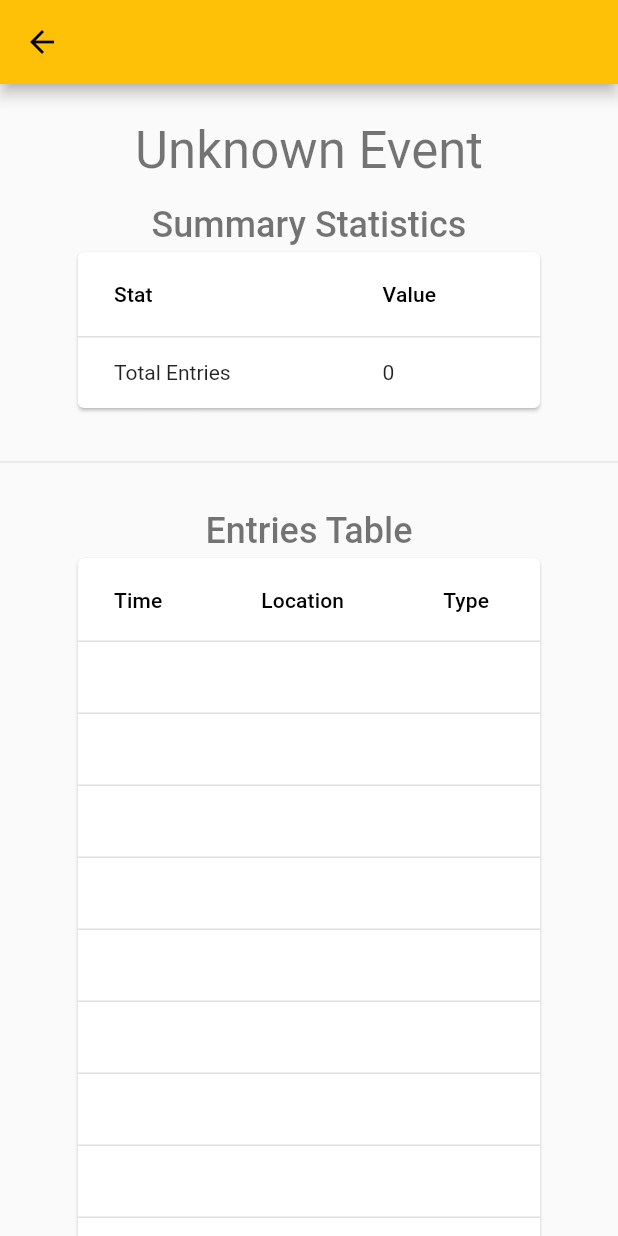
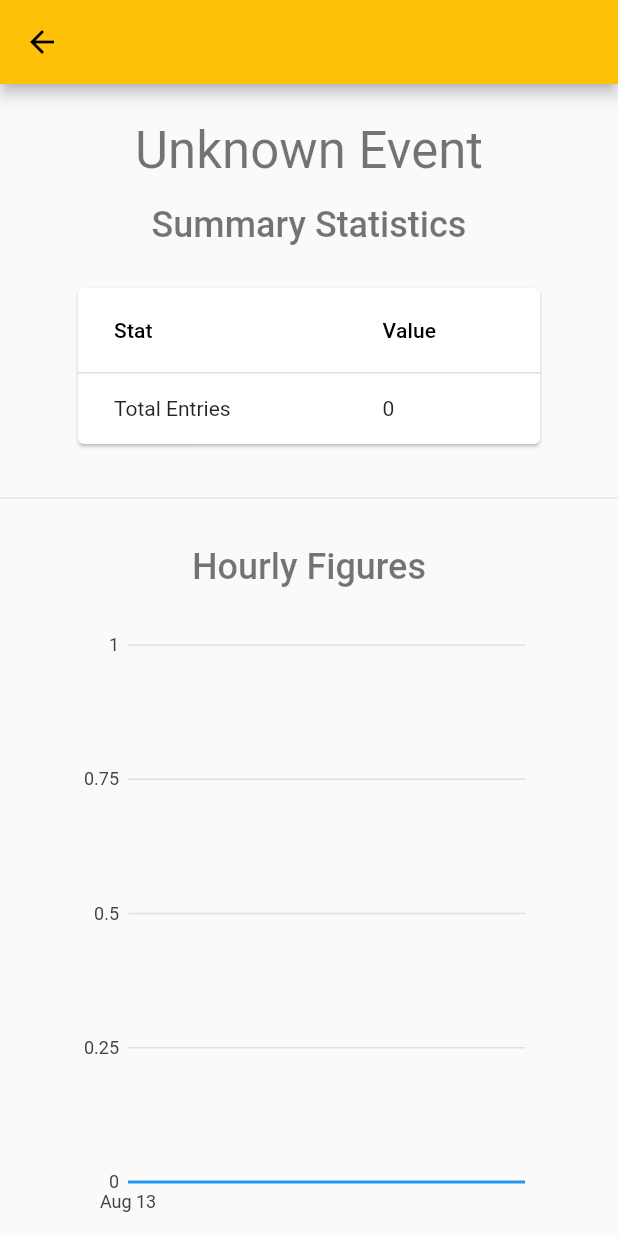
Before and after one commit to ImperialOctopus/people-counter, a Flutter app: the screen it shows after launch, after a tap on the "arrow forward" icon, after a tap on "Stats", on a phone screen of 412 x 824 dp. Run offline on Flutter 3.47's test engine with Material 2 defaults, Android fonts, the phone set to English and light mode, and no system bars; our stand-ins replace cloud_firestore, equatable, firebase_core, flutter_bloc; accounts and stored records are empty.

Commit message:
Add stats screen chart

```diff
--- a/lib/model/entries_chart_point.dart
+++ b/lib/model/entries_chart_point.dart
@@ -1,6 +1,6 @@
 class EntriesChartPoint {
   final DateTime time;
-  final int frequency;
+  final int? frequency;
 
   const EntriesChartPoint({required this.time, required this.frequency});
 }
--- a/lib/model/stats_snapshot.dart
+++ b/lib/model/stats_snapshot.dart
@@ -13,4 +13,18 @@ class StatsSnapshot extends Equatable {
   /// Total number of people entered into any location
   int get totalEntries =>
       logs.where((element) => element.type == LogEntryType.entry).length;
+
+  int totalBefore(DateTime time) {
+    return logs.where((log) => log.time.isBefore(time)).fold<int>(0,
+        (previousValue, log) {
+      switch (log.type) {
+        case LogEntryType.entry:
+          return previousValue + 1;
+        case LogEntryType.exit:
+          return previousValue - 1;
+        default:
+          throw FallThroughError();
+      }
+    });
+  }
 }
--- a/lib/screen/location_select/stats_screen.dart
+++ b/lib/screen/location_select/stats_screen.dart
@@ -1,5 +1,8 @@
+import 'package:charts_flutter/flutter.dart';
 import 'package:flutter/material.dart';
 import 'package:flutter_bloc/flutter_bloc.dart';
+import 'package:people_counter/model/entries_chart_point.dart';
+import 'package:people_counter/model/stats_snapshot.dart';
 
 import '../../bloc/stats/stats_bloc.dart';
 import '../../bloc/stats/stats_state.dart';
@@ -28,6 +31,23 @@ class _StatsScreenState extends State<StatsScreen> {
     super.initState();
   }
 
+  List<DateTime> get _chartRange {
+    final _now = DateTime.now();
+    return [
+      DateTime(_now.year, _now.month, _now.day, 11),
+      DateTime(_now.year, _now.month, _now.day, 11, 30),
+      DateTime(_now.year, _now.month, _now.day, 12),
+      DateTime(_now.year, _now.month, _now.day, 12, 30),
+      DateTime(_now.year, _now.month, _now.day, 13),
+      DateTime(_now.year, _now.month, _now.day, 13, 30),
+      DateTime(_now.year, _now.month, _now.day, 14),
+      DateTime(_now.year, _now.month, _now.day, 14, 30),
+      DateTime(_now.year, _now.month, _now.day, 15),
+      DateTime(_now.year, _now.month, _now.day, 15, 30),
+      DateTime(_now.year, _now.month, _now.day, 16),
+    ];
+  }
+
   @override
   Widget build(BuildContext context) {
     return Scaffold(
@@ -36,6 +56,7 @@ class _StatsScreenState extends State<StatsScreen> {
         if (statsState is! StatsLoaded) {
           return const Center(child: CircularProgressIndicator());
         }
+        final _snapshot = statsState.snapshot;
 
         return SingleChildScrollView(
           child: Column(
@@ -55,6 +76,7 @@ class _StatsScreenState extends State<StatsScreen> {
                 textAlign: TextAlign.center,
                 style: Theme.of(context).textTheme.headline2,
               ),
+              const SizedBox(height: 24),
               Padding(
                 padding: const EdgeInsets.symmetric(
                     horizontal: StatsScreen._tablePadding),
@@ -71,8 +93,7 @@ class _StatsScreenState extends State<StatsScreen> {
                           DataRow(
                             cells: <DataCell>[
                               const DataCell(Text('Total Entries')),
-                              DataCell(Text(
-                                  statsState.snapshot.totalEntries.toString())),
+                              DataCell(Text(_snapshot.totalEntries.toString())),
                             ],
                           ),
                         ],
@@ -84,32 +105,36 @@ class _StatsScreenState extends State<StatsScreen> {
               const SizedBox(height: 24),
               const Divider(),
               const SizedBox(height: 24),
-              /*
+
               // Entries chart
-
               Text(
-                'Hourly Entries',
+                'Hourly Figures',
                 textAlign: TextAlign.center,
                 style: Theme.of(context).textTheme.headline2,
               ),
-              TimeSeriesChart(
+              const SizedBox(height: 24),
+              Padding(
+                padding: const EdgeInsets.symmetric(horizontal: 48),
+                child: SizedBox(
+                  height: 400,
+                  child: TimeSeriesChart(
                     [
                       Series<EntriesChartPoint, DateTime>(
                         id: 'Entries',
                         colorFn: (_, __) => MaterialPalette.blue.shadeDefault,
-                    domainFn: (EntriesChartPoint entries, _) => entries.time,
+                        domainFn: (EntriesChartPoint entries, _) =>
+                            entries.time,
                         measureFn: (EntriesChartPoint entries, _) =>
                             entries.frequency,
-                    data: [
-                      EntriesChartPoint(
-                          time: DateTime(2017, 9, 19), frequency: 5),
-                      EntriesChartPoint(
-                          time: DateTime(2017, 9, 26), frequency: 25),
-                      EntriesChartPoint(
-                          time: DateTime(2017, 10, 3), frequency: 100),
-                      EntriesChartPoint(
-                          time: DateTime(2017, 10, 10), frequency: 75),
-                    ],
+                        data: _chartRange
+                            .map(
+                              (time) => EntriesChartPoint(
+                                  time: time,
+                                  frequency: (time.isBefore(DateTime.now()))
+                                      ? _snapshot.totalBefore(time)
+                                      : null),
+                            )
+                            .toList(),
                       ),
                     ],
                     animate: true,
@@ -118,16 +143,20 @@ class _StatsScreenState extends State<StatsScreen> {
                     // specified, the default creates local date time.
                     dateTimeFactory: const LocalDateTimeFactory(),
                   ),
+                ),
+              ),
 
+              const SizedBox(height: 24),
               const Divider(),
-              const SizedBox(height: 48),
-              */
+              const SizedBox(height: 24),
+
               // Entries table
               Text(
                 'Entries Table',
                 textAlign: TextAlign.center,
                 style: Theme.of(context).textTheme.headline2,
               ),
+              const SizedBox(height: 24),
               Padding(
                 padding: const EdgeInsets.symmetric(
                     horizontal: StatsScreen._tablePadding),
```
Lines whose indentation alone changed are shown as unchanged.
